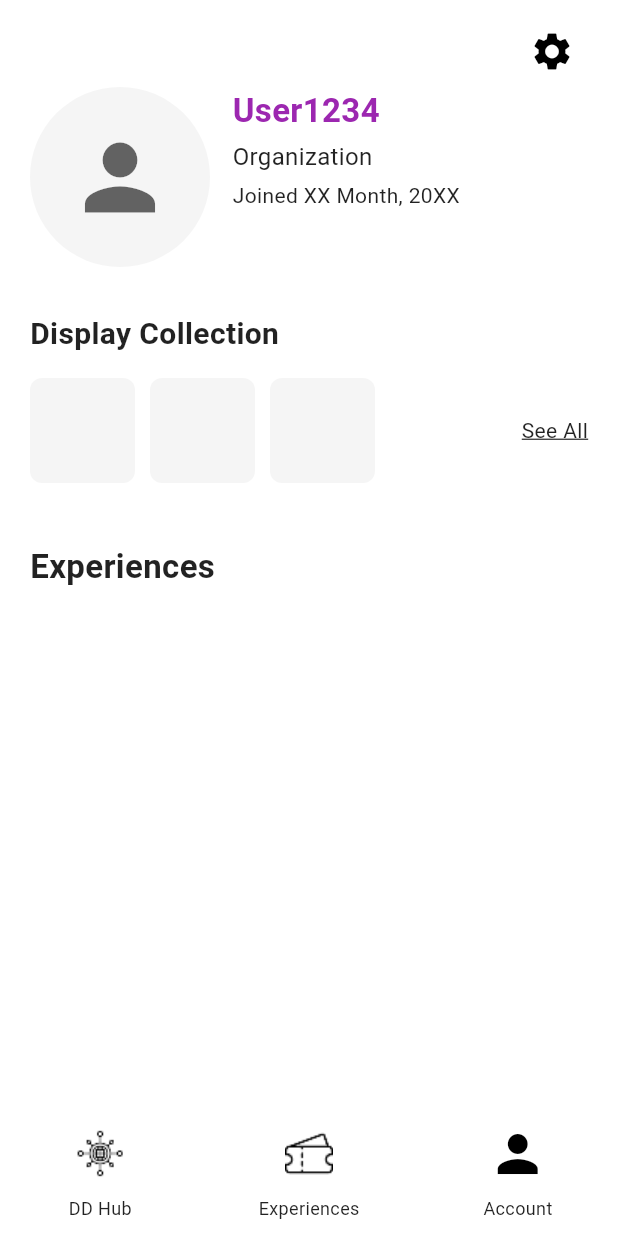
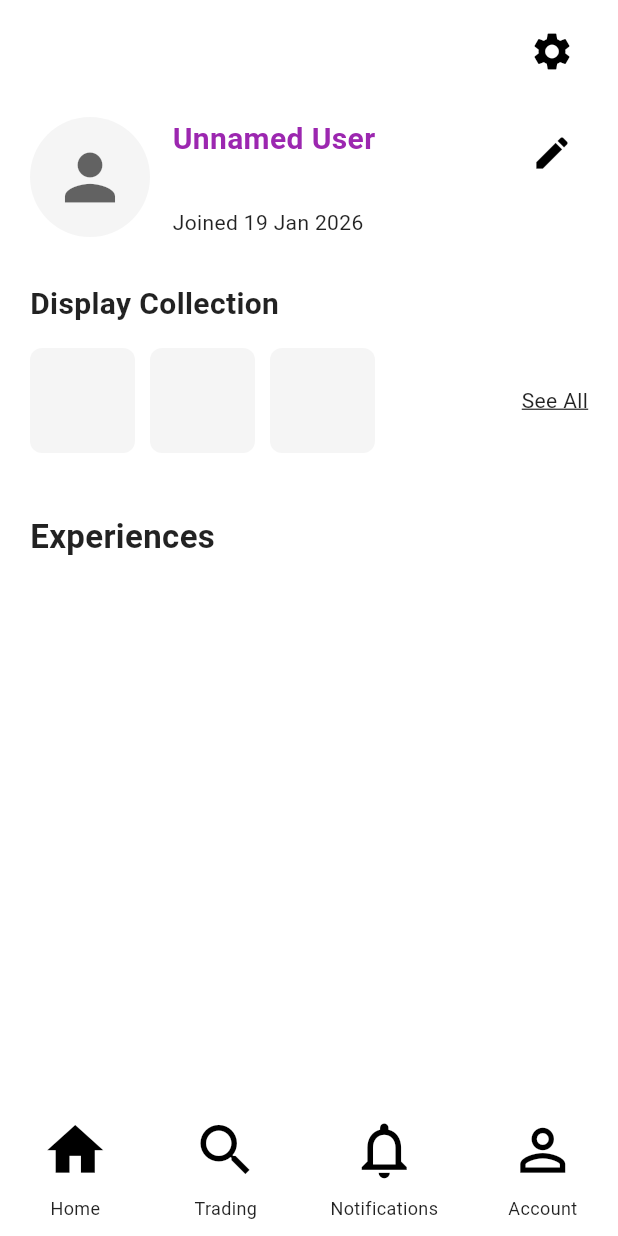
Before and after one commit to Gabnuggetboy/cloudd_flutter, a Flutter app: the ManagerAccountPage screen opened directly, on a phone screen of 412 x 824 dp. Run offline on Flutter 3.47's test engine with Material 3 defaults, Android fonts, the phone set to English and light mode, and no system bars; our stand-ins replace animate_do, cloud_firestore, firebase_auth, firebase_core, firebase_storage, image_picker and 2 more; accounts and stored records are empty.

Commit message:
Name, profile picture and account creation done

```diff
--- a/lib/manager/manager_account_page.dart
+++ b/lib/manager/manager_account_page.dart
@@ -1,57 +1,104 @@
+import 'package:cloud_firestore/cloud_firestore.dart';
+import 'package:firebase_auth/firebase_auth.dart';
+import 'package:flutter/material.dart';
+import 'package:intl/intl.dart';
+
+import 'package:cloudd_flutter/user/widgets/bottom_navigation_widget.dart';
 import 'package:cloudd_flutter/top_settings_title_widget.dart';
-import 'package:flutter/material.dart';
-import 'package:cloudd_flutter/manager/widgets/bottom_navigation_widget.dart';
+import 'package:cloudd_flutter/models/user.dart';
 
 class ManagerAccountPage extends StatelessWidget {
   const ManagerAccountPage({super.key});
 
+    String _formatJoinedDate(Timestamp? ts) {
+    if (ts == null) return "Joined -";
+    final dt = ts.toDate();
+    return "Joined ${DateFormat('d MMM yyyy').format(dt)}";
+  }
+
   @override
   Widget build(BuildContext context) {
+    final uid = FirebaseAuth.instance.currentUser?.uid;
+
+    if (uid == null) {
+      return const Scaffold(
+        body: SafeArea(
+          child: Center(child: Text("Not logged in")),
+        ),
+      );
+    }
+
     return Scaffold(
       body: SafeArea(
-        child: SingleChildScrollView(
+        child: StreamBuilder<DocumentSnapshot>(
+          stream: FirebaseFirestore.instance.collection('users').doc(uid).snapshots(),
+          builder: (context, snapshot) {
+            if (!snapshot.hasData) {
+              return const Center(child: CircularProgressIndicator());
+            }
+
+            if (!snapshot.data!.exists) {
+              return const Center(child: Text("User profile not found"));
+            }
+
+            final appUser = AppUser.fromDoc(snapshot.data!);
+
+            return SingleChildScrollView(
               padding: const EdgeInsets.symmetric(horizontal: 20, vertical: 10),
               child: Column(
                 crossAxisAlignment: CrossAxisAlignment.start,
                 children: [
                   TopSettingsTitleWidget(showCloudd: false, showSettings: true),
+                  const SizedBox(height: 20),
+
                   Row(
                     crossAxisAlignment: CrossAxisAlignment.start,
                     children: [
-                  // Profile icon
+                      //Profile image from profile_image_url
                       CircleAvatar(
-                    radius: 60,
+                        radius: 40,
                         backgroundColor: Theme.of(context).colorScheme.surface,
-                    child: Icon(
+                        backgroundImage: (appUser.profileImageUrl != null &&
+                                appUser.profileImageUrl!.trim().isNotEmpty)
+                            ? NetworkImage(appUser.profileImageUrl!)
+                            : null,
+                        child: (appUser.profileImageUrl == null ||
+                                appUser.profileImageUrl!.trim().isEmpty)
+                            ? Icon(
                                 Icons.person,
-                      size: 70,
-                      color: Theme.of(
-                        context,
-                      ).iconTheme.color?.withOpacity(0.6),
+                                size: 50,
+                                color: Theme.of(context)
+                                    .iconTheme
+                                    .color
+                                    ?.withOpacity(0.6),
+                              )
+                            : null,
                       ),
-                  ),
+
                       const SizedBox(width: 15),
 
-                  // User info
+                      //User info from Firestore
                       Column(
                         crossAxisAlignment: CrossAxisAlignment.start,
                         children: [
                           Text(
-                        "User1234",
+                            appUser.name.isNotEmpty ? appUser.name : "Unnamed User",
                             style: TextStyle(
-                          fontSize: 22,
+                              fontSize: 20,
                               fontWeight: FontWeight.bold,
                               color: Theme.of(context).primaryColor,
                             ),
                           ),
                           const SizedBox(height: 4),
+
                           const Text(
-                        "Organization",
+                            "",
                             style: TextStyle(fontSize: 16),
                           ),
+
                           const SizedBox(height: 4),
                           Text(
-                        "Joined XX Month, 20XX",
+                            _formatJoinedDate(appUser.createdAt),
                             style: TextStyle(
                               fontSize: 14,
                               color: Theme.of(context).textTheme.bodyMedium?.color,
@@ -61,12 +108,16 @@ class ManagerAccountPage extends StatelessWidget {
                       ),
 
                       const Spacer(),
+
+                      IconButton(
+                        onPressed: () {},
+                        icon: const Icon(Icons.edit, size: 28),
+                      ),
                     ],
                   ),
 
                   const SizedBox(height: 30),
 
-              // Display Collection Header
                   const Text(
                     "Display Collection",
                     style: TextStyle(fontSize: 20, fontWeight: FontWeight.bold),
@@ -74,7 +125,6 @@ class ManagerAccountPage extends StatelessWidget {
 
                   const SizedBox(height: 15),
 
-              // Display Collection Row
                   Row(
                     children: [
                       _displayBox(context),
@@ -83,8 +133,6 @@ class ManagerAccountPage extends StatelessWidget {
                       const SizedBox(width: 10),
                       _displayBox(context),
                       const SizedBox(width: 10),
-
-                  // See All
                       Expanded(
                         child: Container(
                           alignment: Alignment.centerRight,
@@ -102,7 +150,6 @@ class ManagerAccountPage extends StatelessWidget {
 
                   const SizedBox(height: 40),
 
-              // Experiences header
                   const Text(
                     "Experiences",
                     style: TextStyle(fontSize: 22, fontWeight: FontWeight.bold),
@@ -111,6 +158,8 @@ class ManagerAccountPage extends StatelessWidget {
                   const SizedBox(height: 20),
                 ],
               ),
+            );
+          },
         ),
       ),
       bottomNavigationBar: BottomNavigationWidget(
@@ -120,7 +169,6 @@ class ManagerAccountPage extends StatelessWidget {
     );
   }
 
-  // Small grey display boxes
   Widget _displayBox(BuildContext context) {
     return Container(
       width: 70,
```
Also changed, not shown: lib/user/user_account_page.dart (+59 -19 lines). Lines whose indentation alone changed are shown as unchanged.
